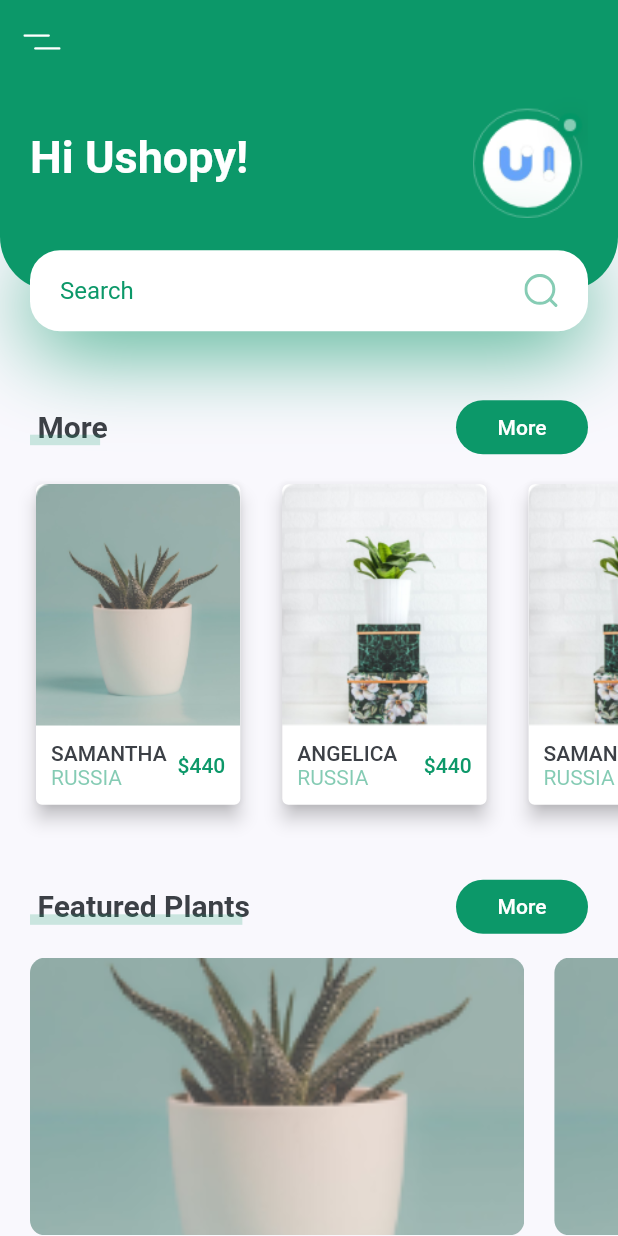
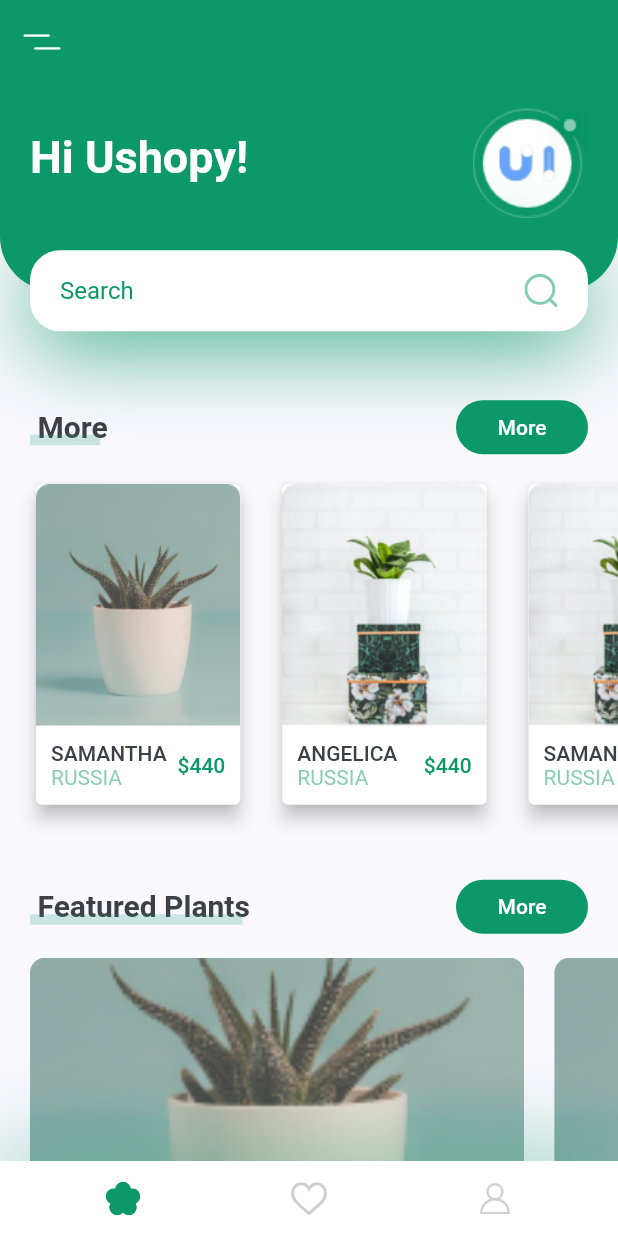
Before and after one commit to sj9102001/flutter-learning, a Flutter app: the screen it shows after launch, on a phone screen of 412 x 824 dp. Run offline on Flutter 3.47's test engine with Material 2 defaults, Android fonts, the phone set to English and light mode, and no system bars; our stand-ins replace flutter_svg; project files that could hold a hidden picture were left out.

Commit message:
my bottom navigation bar

```diff
--- a/plantapp/lib/screens/home_screen.dart
+++ b/plantapp/lib/screens/home_screen.dart
@@ -1,6 +1,7 @@
 import 'package:flutter/material.dart';
 import 'package:flutter_svg/flutter_svg.dart';
 
+import '../widgets/my_bottom_nav_bar.dart';
 import '../widgets/body.dart';
 
 class HomeScreen extends StatelessWidget {
@@ -9,6 +10,7 @@ class HomeScreen extends StatelessWidget {
     return Scaffold(
       appBar: buildAppBar(),
       body: Body(),
+      bottomNavigationBar: MyBottomNavBar(),
     );
   }
 
@@ -16,7 +18,9 @@ class HomeScreen extends StatelessWidget {
     return AppBar(
       elevation: 0,
       leading: IconButton(
-          onPressed: () {}, icon: SvgPicture.asset("assets/icons/menu.svg")),
+        onPressed: () {},
+        icon: SvgPicture.asset("assets/icons/menu.svg"),
+      ),
     );
   }
 }
--- /dev/null
+++ b/plantapp/lib/widgets/my_bottom_nav_bar.dart
@@ -0,0 +1,44 @@
+import 'package:flutter/material.dart';
+import 'package:flutter_svg/flutter_svg.dart';
+
+import 'package:plantapp/constant.dart';
+
+class MyBottomNavBar extends StatelessWidget {
+  @override
+  Widget build(BuildContext context) {
+    return Container(
+      padding: EdgeInsets.only(
+        left: kDefaultPadding,
+        right: kDefaultPadding,
+      ),
+      height: 50,
+      decoration: BoxDecoration(
+        color: Colors.white,
+        boxShadow: [
+          BoxShadow(
+            offset: Offset(0, -10),
+            blurRadius: 50,
+            color: kPrimaryColor.withOpacity(0.38),
+          ),
+        ],
+      ),
+      child: Row(
+        mainAxisAlignment: MainAxisAlignment.spaceAround,
+        children: [
+          IconButton(
+            onPressed: () {},
+            icon: SvgPicture.asset('assets/icons/flower.svg'),
+          ),
+          IconButton(
+            onPressed: () {},
+            icon: SvgPicture.asset('assets/icons/heart-icon.svg'),
+          ),
+          IconButton(
+            onPressed: () {},
+            icon: SvgPicture.asset('assets/icons/user-icon.svg'),
+          ),
+        ],
+      ),
+    );
+  }
+}
```
